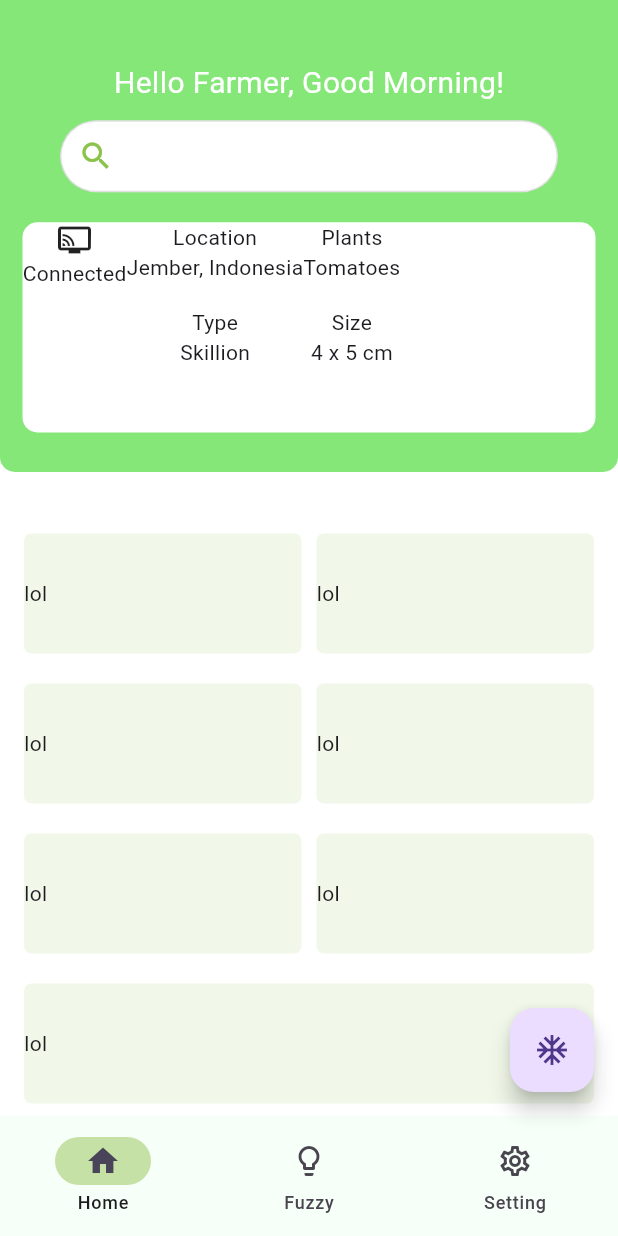
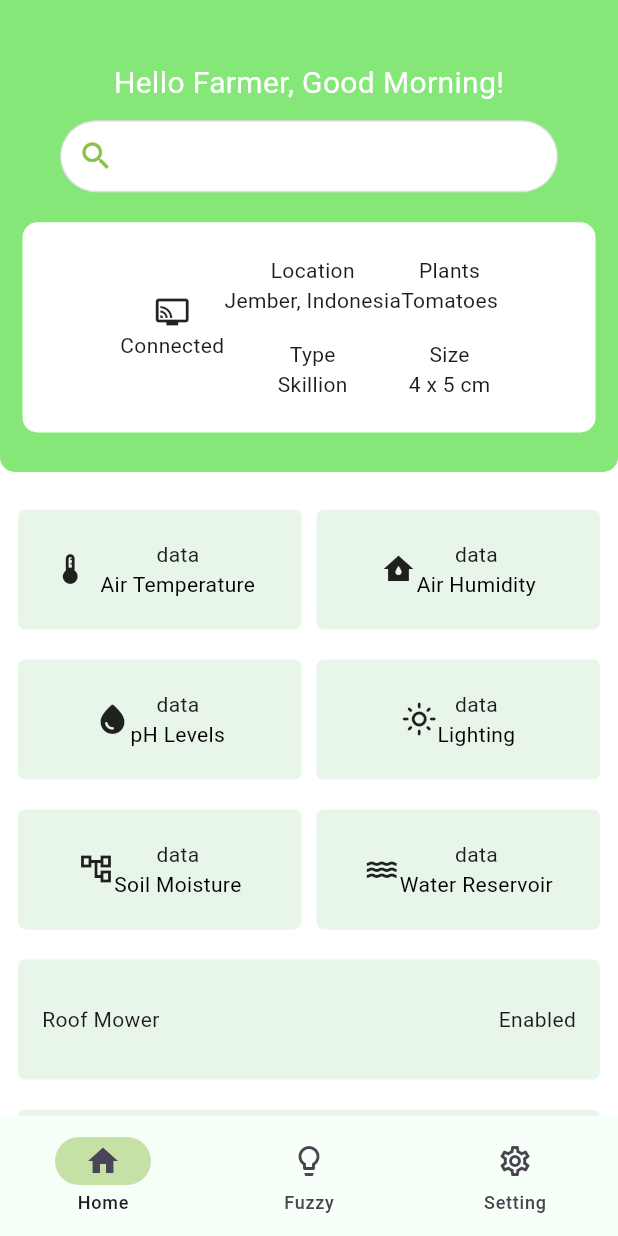
Before and after one commit to lanceyard/006-air-temperature-app, a Flutter app: the screen it shows after launch, on a phone screen of 412 x 824 dp. Run offline on Flutter 3.47's test engine with Material 3 defaults, Android fonts, the phone set to English and light mode, and no system bars; our stand-ins replace firebase_core, firebase_database; accounts and stored records are empty.

Commit message:
feat: update and separate logic layout

```diff
--- /dev/null
+++ b/devtools_options.yaml
@@ -0,0 +1 @@
+extensions:
--- a/lib/presentation/home_screen/body_section.dart
+++ b/lib/presentation/home_screen/body_section.dart
@@ -1,67 +1,148 @@
 import 'package:flutter/material.dart';
-import 'package:suhu_udara/presentation/custom_widgets.dart';
+import 'package:suhu_udara/presentation/utils/custom_widgets.dart';
 
 class BodySection extends StatelessWidget {
   const BodySection({super.key});
 
   @override
   Widget build(BuildContext context) {
-    return Padding(
-        padding: EdgeInsets.all(16.0),
+    return const Padding(
+        padding: EdgeInsets.symmetric(horizontal: 12.0),
         child: Column(
           mainAxisSize: MainAxisSize.min,
           children: [
             Row(
               children: [
                 ExpandedContainer(children: [
-                  Text("lol"),
+                  Icon(Icons.thermostat_outlined),
+                  Padding(
+                    padding: EdgeInsets.all(8.0),
+                    child: Column(
+                      mainAxisAlignment: MainAxisAlignment.center,
+                      children: [
+                        Text("data"),
+                        Text(
+                          "Air Temperature",
+                          style: TextStyle(color: Colors.black),
+                        ),
+                      ],
+                    ),
+                  ),
                 ]),
                 SizedBox(
                   width: 10,
                 ),
                 ExpandedContainer(children: [
-                  Text("lol"),
+                  Icon(Icons.water_damage),
+                  Column(
+                    mainAxisAlignment: MainAxisAlignment.center,
+                    children: [
+                      Text("data"),
+                      Text(
+                        "Air Humidity",
+                        style: TextStyle(color: Colors.black),
+                      ),
+                    ],
+                  ),
                 ]),
               ],
             ),
             Row(
               children: [
                 ExpandedContainer(children: [
-                  Text("lol"),
+                  Icon(Icons.water_drop_rounded),
+                  Column(
+                    mainAxisAlignment: MainAxisAlignment.center,
+                    children: [
+                      Text("data"),
+                      Text(
+                        "pH Levels",
+                        style: TextStyle(color: Colors.black),
+                      ),
+                    ],
+                  ),
                 ]),
                 SizedBox(
                   width: 10,
                 ),
                 ExpandedContainer(children: [
-                  Text("lol"),
+                  Icon(Icons.light_mode_outlined),
+                  Column(
+                    mainAxisAlignment: MainAxisAlignment.center,
+                    children: [
+                      Text("data"),
+                      Text(
+                        "Lighting",
+                        style: TextStyle(color: Colors.black),
+                      ),
+                    ],
+                  ),
                 ]),
               ],
             ),
             Row(
               children: [
                 ExpandedContainer(children: [
-                  Text("lol"),
+                  Icon(Icons.account_tree_outlined),
+                  Column(
+                    mainAxisAlignment: MainAxisAlignment.center,
+                    children: [
+                      Text("data"),
+                      Text(
+                        "Soil Moisture",
+                        style: TextStyle(color: Colors.black),
+                      ),
+                    ],
+                  ),
                 ]),
                 SizedBox(
                   width: 10,
                 ),
                 ExpandedContainer(children: [
-                  Text("lol"),
+                  Icon(Icons.water_outlined),
+                  Column(
+                    mainAxisAlignment: MainAxisAlignment.center,
+                    children: [
+                      Text("data"),
+                      Text(
+                        "Water Reservoir",
+                        style: TextStyle(color: Colors.black),
+                      ),
+                    ],
+                  ),
                 ]),
               ],
             ),
             Row(
               children: [
-                ExpandedContainer(children: [
-                  Text("lol"),
-                ]),
+                ExpandedContainer(
+                    padding: EdgeInsets.symmetric(horizontal: 16),
+                    children: [
+                      Expanded(
+                        child: Row(
+                          children: [
+                            Text("Roof Mower"),
+                          ],
+                        ),
+                      ),
+                      Text("Enabled")
+                    ]),
               ],
             ),
             Row(
               children: [
-                ExpandedContainer(children: [
-                  Text("lol"),
-                ]),
+                ExpandedContainer(
+                    padding: EdgeInsets.symmetric(horizontal: 16),
+                    children: [
+                      Expanded(
+                        child: Row(
+                          children: [
+                            Text("Watering"),
+                          ],
+                        ),
+                      ),
+                      Text("Enabled")
+                    ]),
               ],
             ),
           ],
--- a/lib/presentation/home_screen/header_section.dart
+++ b/lib/presentation/home_screen/header_section.dart
@@ -82,9 +82,11 @@ class _HeaderSectionState extends State<HeaderSection> {
                   margin:
                       const EdgeInsets.symmetric(horizontal: 15, vertical: 10),
                   child: Row(
+                    mainAxisAlignment: MainAxisAlignment.center,
                     children: [
                       // first column
                       Column(
+                        mainAxisAlignment: MainAxisAlignment.center,
                         children: [
                           Icon(Icons.connected_tv),
                           Text("Connected"),
@@ -93,6 +95,7 @@ class _HeaderSectionState extends State<HeaderSection> {
 
                       // second column
                       Column(
+                        mainAxisAlignment: MainAxisAlignment.center,
                         children: [
                           Text("Location"),
                           Text("Jember, Indonesia"),
@@ -104,6 +107,7 @@ class _HeaderSectionState extends State<HeaderSection> {
                         ],
                       ),
                       Column(
+                        mainAxisAlignment: MainAxisAlignment.center,
                         children: [
                           Text("Plants"),
                           Text("Tomatoes"),
--- a/lib/presentation/home_screen/home_page.dart
+++ b/lib/presentation/home_screen/home_page.dart
@@ -1,9 +1,7 @@
 import 'package:flutter/material.dart';
-import 'package:provider/provider.dart';
 import 'package:suhu_udara/presentation/fuzzy_screen/fuzzy_page.dart';
 import 'package:suhu_udara/presentation/home_screen/body_section.dart';
 import 'package:suhu_udara/presentation/home_screen/header_section.dart';
-import 'package:suhu_udara/provider/controller_provider.dart';
 
 class Home extends StatefulWidget {
   const Home({super.key});
@@ -63,10 +61,6 @@ class _HomeState extends State<Home> {
           ),
         ],
       ),
-      floatingActionButton: FloatingActionButton(
-        onPressed: () => context.read<ControllerProvider>().getEverything(),
-        child: Icon(Icons.ac_unit_outlined),
-      ),
     );
   }
 }
--- a/lib/presentation/custom_widgets.dart
+++ b/lib/presentation/utils/custom_widgets.dart
@@ -3,10 +3,12 @@
 import 'package:flutter/material.dart';
 
 class ExpandedContainer extends StatefulWidget {
-  const ExpandedContainer({super.key, required this.children, this.color});
+  const ExpandedContainer(
+      {super.key, required this.children, this.color, this.padding});
 
   final List<Widget> children;
   final Color? color;
+  final EdgeInsets? padding;
 
   @override
   State<ExpandedContainer> createState() => _ExpandedContainerState();
@@ -17,15 +19,17 @@ class _ExpandedContainerState extends State<ExpandedContainer> {
   Widget build(BuildContext context) {
     return Expanded(
       child: Container(
+        padding: widget.padding,
         margin: EdgeInsets.symmetric(vertical: 10),
         height: 80.0,
         // Set your desired height
         decoration: BoxDecoration(
-          color: widget.color != null ? widget.color : Colors.lightGreen[50],
+          color: widget.color != null ? widget.color : Colors.green[50],
           // Set your desired color
           borderRadius: BorderRadius.all(Radius.circular(5)),
         ),
         child: Row(
+          mainAxisAlignment: MainAxisAlignment.center,
           children: widget.children,
         ),
       ),
--- /dev/null
+++ b/lib/presentation/utils/util.dart
@@ -0,0 +1,5 @@
+import 'package:flutter/material.dart';
+
+TextStyle greenSmallTitle() {
+  return TextStyle(color: Colors.grey[600]);
+}
```
